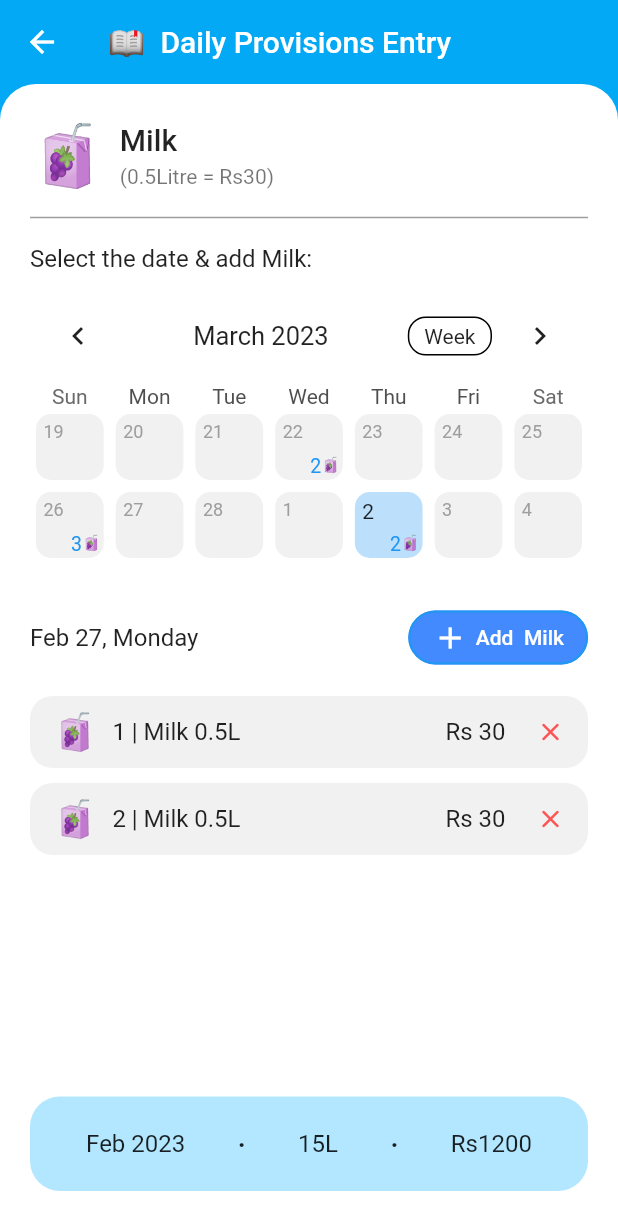
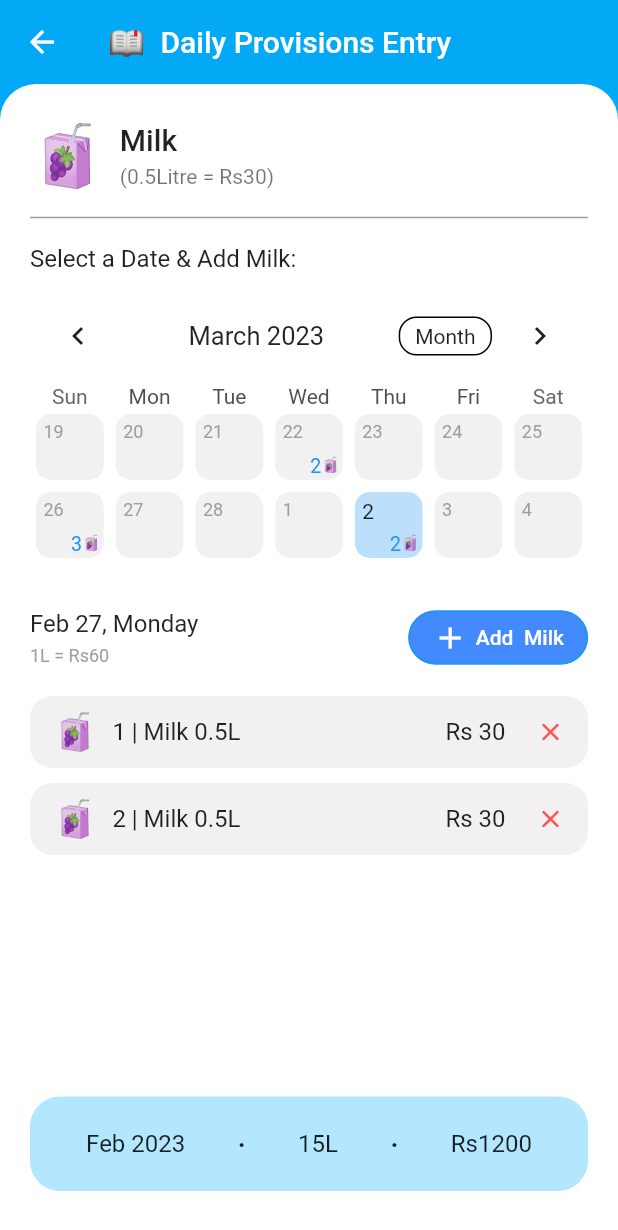
Before and after one commit to coder-selvarajan/paal_kanakku, a Flutter app: the TableComplexExample screen opened directly, on a phone screen of 412 x 824 dp. Shown: the top 1230 px of the screen. Run offline on Flutter 3.47's test engine with Material 2 defaults, Android fonts, the phone set to English and light mode, and no system bars; drawn by our look-alikes of table_calendar.

Commit message:
Calendar swipe correction

```diff
--- a/lib/screens/calendar_sample1.dart
+++ b/lib/screens/calendar_sample1.dart
@@ -205,7 +205,7 @@ class _TableComplexExampleState extends State<TableComplexExample> {
                     ),
                     const SizedBox(height: 10.0),
                     Text(
-                      "Select the date & add Milk: ",
+                      "Select a Date & Add Milk: ",
                       style: TextStyle(
                           // color: Colors.grey,
                           fontSize: textTheme.titleMedium!.fontSize),
@@ -227,6 +227,11 @@ class _TableComplexExampleState extends State<TableComplexExample> {
                       calendarFormat: _calendarFormat,
                       rangeSelectionMode: _rangeSelectionMode,
                       eventLoader: _getEventsForDay,
+                      availableCalendarFormats: const {
+                        CalendarFormat.month: 'Month',
+                        CalendarFormat.twoWeeks: '2 Weeks'
+                      },
+                      availableGestures: AvailableGestures.horizontalSwipe,
                       // holidayPredicate: (day) {
                       //   // Every 20th day of the month will be treated as a holiday
                       //   return day.day == 20;
@@ -365,6 +370,15 @@ class _TableComplexExampleState extends State<TableComplexExample> {
                             Text(
                               "Feb 27, Monday ",
                               style: textTheme.titleMedium,
+                            ),
+                            SizedBox(
+                              height: 5.0,
+                            ),
+                            Text(
+                              "1L = Rs60",
+                              style: TextStyle(
+                                  color: Colors.grey,
+                                  fontSize: textTheme.caption!.fontSize),
                             ),
                           ],
                         ),
```
Also changed, not shown: lib/screens/home_screen.dart (+14 -1 lines), assets/milk-bottle.png (added).
